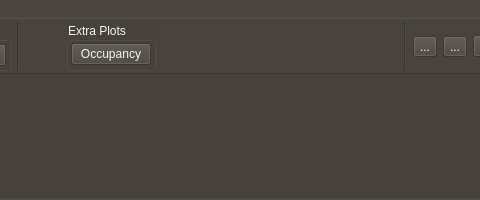
This is src/pyphoplacecellanalysis/GUI/Qt/PlacefieldVisualSelectionControlsBar/PlacefieldVisualSelectionControlsBarWidgetBase.ui in CommanderPho/pyPhoPlaceCellAnalysis as Qt 5 draws it before an edit; both pictures show x 638 to 1118 and y 0 to 200 of the 1200 by 200 pixel window. The edited form follows.
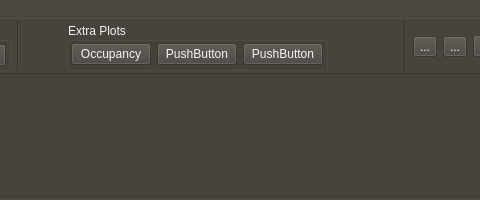
This is the edited form.

Commit message: added buttons to Qt placecell selection

```diff
--- a/src/pyphoplacecellanalysis/GUI/Qt/PlacefieldVisualSelectionControlsBar/PlacefieldVisualSelectionControlsBarWidgetBase.ui
+++ b/src/pyphoplacecellanalysis/GUI/Qt/PlacefieldVisualSelectionControlsBar/PlacefieldVisualSelectionControlsBarWidgetBase.ui
@@ -341,6 +341,20 @@
               </property>
              </widget>
             </item>
+            <item>
+             <widget class="QPushButton" name="pushButton">
+              <property name="text">
+               <string>PushButton</string>
+              </property>
+             </widget>
+            </item>
+            <item>
+             <widget class="QPushButton" name="pushButton_2">
+              <property name="text">
+               <string>PushButton</string>
+              </property>
+             </widget>
+            </item>
            </layout>
           </widget>
          </item>
```
The commit also changes 1 other file.
